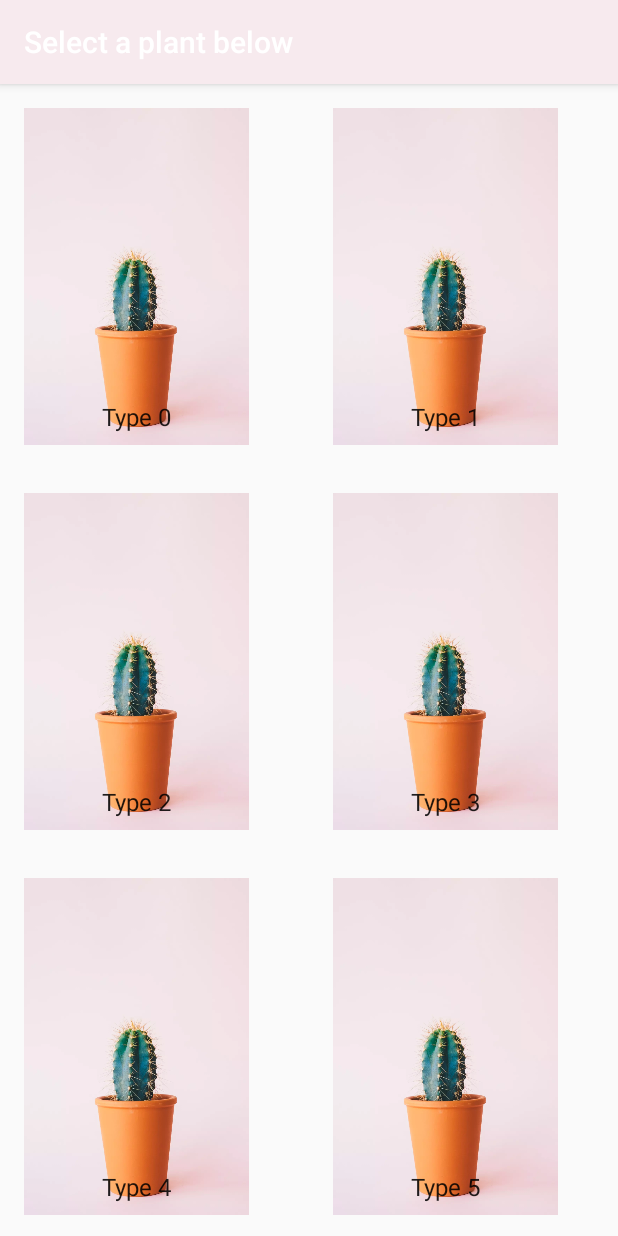
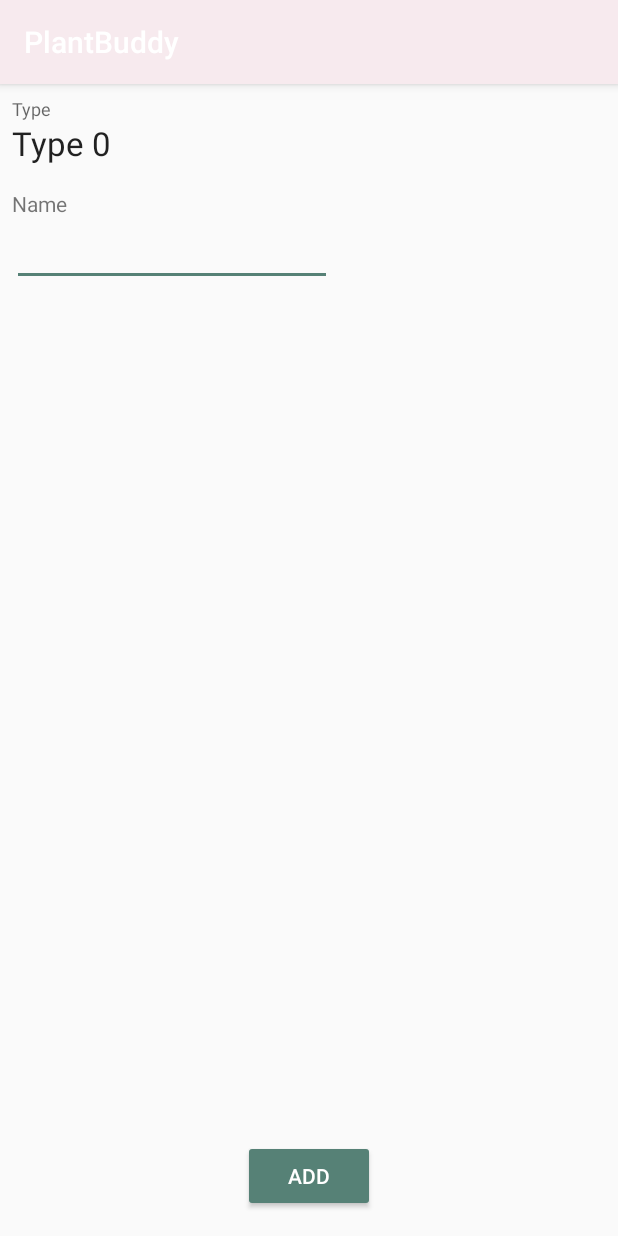
Before and after one commit to ben-8409/udn-capstone-project, an Android app: the SelectPlantTypeActivity screen opened directly, with no data from a screen before it, after a tap on an icon or button, on a phone screen of 412 x 824 dp. Run offline under Robolectric (Android 15) with nearby library versions, the phone set to English and light mode, and no system bars.

Commit message:
Implement AddPlantActivity

```diff
--- a/app/app/src/main/AndroidManifest.xml
+++ b/app/app/src/main/AndroidManifest.xml
@@ -32,7 +32,8 @@
                 <action android:name="de.benjamingeese.plantbuddy.PLANT_DETAIL" />
             </intent-filter>
         </activity>
-        <activity android:name=".SelectPlantTypeActivity"></activity>
+        <activity android:name=".SelectPlantTypeActivity" />
+        <activity android:name=".AddPlantActivity"></activity>
     </application>
 
 </manifest>
--- /dev/null
+++ b/app/app/src/main/java/de/benjamingeese/plantbuddy/AddPlantActivity.java
@@ -0,0 +1,39 @@
+package de.benjamingeese.plantbuddy;
+
+import android.support.v7.app.AppCompatActivity;
+import android.os.Bundle;
+import android.widget.EditText;
+import android.widget.TextView;
+
+public class AddPlantActivity extends AppCompatActivity {
+    private static final long INVALID_PLANT_TYPE = -1;
+    public static final String EXTRA_PLANT_TYPE_ID = "type-id";
+    public static final String EXTRA_PLANT_TYPE_NAME = "type-name";
+
+    private long mPlantTypeId;
+    private EditText mPlantNameEditText;
+
+    @Override
+    protected void onCreate(Bundle savedInstanceState) {
+        super.onCreate(savedInstanceState);
+        setContentView(R.layout.activity_add_plant);
+
+        //view binding
+        TextView plantTypeName = findViewById(R.id.tv_add_plant_plant_type);
+        mPlantNameEditText = findViewById(R.id.et_plant_name);
+
+
+        if(savedInstanceState == null) {
+            mPlantTypeId = getIntent().getLongExtra(EXTRA_PLANT_TYPE_ID, INVALID_PLANT_TYPE);
+            plantTypeName.setText(getIntent().getStringExtra(EXTRA_PLANT_TYPE_NAME));
+        } else {
+            mPlantTypeId = savedInstanceState.getLong(EXTRA_PLANT_TYPE_ID);
+        }
+    }
+
+    @Override
+    protected void onSaveInstanceState(Bundle outState) {
+        outState.putLong(EXTRA_PLANT_TYPE_ID, mPlantTypeId);
+        super.onSaveInstanceState(outState);
+    }
+}
--- a/app/app/src/main/java/de/benjamingeese/plantbuddy/SelectPlantTypeActivity.java
+++ b/app/app/src/main/java/de/benjamingeese/plantbuddy/SelectPlantTypeActivity.java
@@ -1,5 +1,6 @@
 package de.benjamingeese.plantbuddy;
 
+import android.content.Intent;
 import android.os.Bundle;
 import android.support.annotation.NonNull;
 import android.support.v7.app.AppCompatActivity;
@@ -9,9 +10,7 @@ import android.view.LayoutInflater;
 import android.view.View;
 import android.view.ViewGroup;
 import android.widget.ImageView;
-import android.widget.ListView;
 import android.widget.TextView;
-import android.widget.Toast;
 
 import java.util.List;
 
@@ -34,7 +33,10 @@ public class SelectPlantTypeActivity extends AppCompatActivity {
         recyclerView.setAdapter(new PlantTypeRecyclerViewAdapter(new PlantTypeRecyclerViewAdapter.PlantTypeClickListener() {
                 @Override
                 public void OnPlantTypeSelected(PlantTypes.PlantType type) {
-                    Toast.makeText(SelectPlantTypeActivity.this, "", Toast.LENGTH_SHORT).show();
+                    Intent toAddPlant = new Intent(SelectPlantTypeActivity.this, AddPlantActivity.class);
+                    toAddPlant.putExtra(AddPlantActivity.EXTRA_PLANT_TYPE_ID, type.id);
+                    toAddPlant.putExtra(AddPlantActivity.EXTRA_PLANT_TYPE_NAME, type.name);
+                    startActivity(toAddPlant);
                 }
             }, PlantTypes.ITEMS));
         recyclerView.setLayoutManager(new GridLayoutManager(this, 2));
@@ -43,13 +45,12 @@ public class SelectPlantTypeActivity extends AppCompatActivity {
     public static class PlantTypeRecyclerViewAdapter
             extends RecyclerView.Adapter<PlantTypeRecyclerViewAdapter.ViewHolder> {
 
-        private static final int TAG_PLANT_ID = 1;
         private final List<PlantTypes.PlantType> mTypes;
         PlantTypeClickListener mSelectListener;
         private final View.OnClickListener mOnClickListener = new View.OnClickListener() {
             @Override
             public void onClick(View view) {
-                PlantTypes.PlantType type = (PlantTypes.PlantType) view.getTag(TAG_PLANT_ID);
+                PlantTypes.PlantType type = (PlantTypes.PlantType) view.getTag(R.id.TAG_PLANT_TYPE);
                 if (mSelectListener != null && type != null) {
                     mSelectListener.OnPlantTypeSelected(type);
                 }
@@ -76,6 +77,7 @@ public class SelectPlantTypeActivity extends AppCompatActivity {
             holder.mPlantTypeName.setText(type.name);
 
             holder.itemView.setOnClickListener(mOnClickListener);
+            holder.itemView.setTag(R.id.TAG_PLANT_TYPE, type);
         }
 
         @Override
--- /dev/null
+++ b/app/app/src/main/res/layout/activity_add_plant.xml
@@ -0,0 +1,64 @@
+<?xml version="1.0" encoding="utf-8"?>
+<android.support.constraint.ConstraintLayout xmlns:android="http://schemas.android.com/apk/res/android"
+    xmlns:app="http://schemas.android.com/apk/res-auto"
+    xmlns:tools="http://schemas.android.com/tools"
+    android:layout_width="match_parent"
+    android:layout_height="match_parent"
+    tools:context=".AddPlantActivity"
+    tools:layout_editor_absoluteY="81dp">
+
+    <TextView
+        android:id="@+id/caption_plant_type"
+        android:layout_width="wrap_content"
+        android:layout_height="wrap_content"
+        android:layout_marginStart="8dp"
+        android:layout_marginTop="8dp"
+        android:text="@string/caption_plant_type"
+        android:textAppearance="@style/TextAppearance.AppCompat.Caption"
+        app:layout_constraintStart_toStartOf="parent"
+        app:layout_constraintTop_toTopOf="parent" />
+
+    <TextView
+        android:id="@+id/tv_add_plant_plant_type"
+        android:layout_width="wrap_content"
+        android:layout_height="wrap_content"
+        android:textAppearance="@style/TextAppearance.AppCompat.Large"
+        app:layout_constraintStart_toStartOf="@+id/caption_plant_type"
+        app:layout_constraintTop_toBottomOf="@+id/caption_plant_type"
+        tools:text="Cactus" />
+
+    <TextView
+        android:id="@+id/tv_add_plant_caption_plant_name"
+        android:layout_width="wrap_content"
+        android:layout_height="wrap_content"
+        android:layout_marginStart="8dp"
+        android:layout_marginTop="16dp"
+        android:text="@string/caption_name"
+        app:layout_constraintStart_toStartOf="parent"
+        app:layout_constraintTop_toBottomOf="@+id/tv_add_plant_plant_type" />
+
+    <EditText
+        android:id="@+id/et_plant_name"
+        android:layout_width="wrap_content"
+        android:layout_height="wrap_content"
+        android:ems="10"
+        android:inputType="text"
+        app:layout_constraintStart_toStartOf="@+id/tv_add_plant_caption_plant_name"
+        app:layout_constraintTop_toBottomOf="@+id/tv_add_plant_caption_plant_name"
+        tools:text="Catus Pactus" />
+
+    <Button
+        android:id="@+id/btn_add_plant_add"
+        style="@style/Widget.AppCompat.Button.Colored"
+        android:layout_width="wrap_content"
+        android:layout_height="wrap_content"
+        android:layout_marginBottom="16dp"
+        android:layout_marginTop="8dp"
+        android:text="@string/btn_add_plant"
+        app:layout_constraintBottom_toBottomOf="parent"
+        app:layout_constraintEnd_toEndOf="parent"
+        app:layout_constraintStart_toStartOf="parent"
+        app:layout_constraintTop_toBottomOf="@+id/et_plant_name"
+        app:layout_constraintVertical_bias="1.0" />
+
+</android.support.constraint.ConstraintLayout>
--- a/app/app/src/main/res/values/strings.xml
+++ b/app/app/src/main/res/values/strings.xml
@@ -9,4 +9,5 @@
     <string name="caption_name">Name</string>
     <string name="caption_watering_needs">Watering needs</string>
     <string name="title_select_plant_activity">Select a plant below</string>
+    <string name="btn_add_plant">Add</string>
 </resources>
--- /dev/null
+++ b/app/app/src/main/res/values/tags.xml
@@ -0,0 +1,4 @@
+<?xml version="1.0" encoding="utf-8"?>
+<resources>
+    <item name="TAG_PLANT_TYPE" type="id"/>
+</resources>
```
